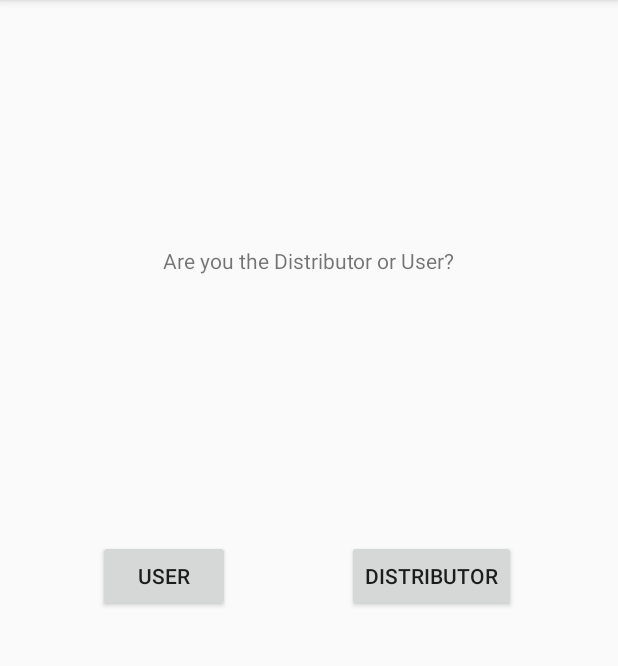
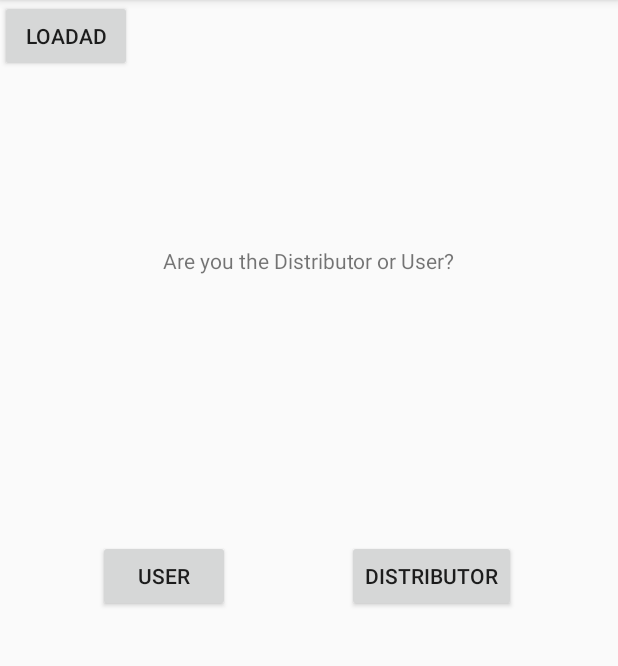
Before and after one commit to ZafarQuaere/RealWaterFly, an Android app: the screen it shows after launch (MainActivity), on a phone screen of 412 x 824 dp, the part 84-750 px from its top. Run offline under Robolectric (Android 15) with nearby library versions, the phone set to English and light mode, and no system bars; our stand-ins replace AdMob; libraries missing offline, so code that uses them is left out: com.pubnub.api; 5 statements that could not run were skipped.

Commit message:
Ads added but not working yet.

```diff
--- a/app/build.gradle
+++ b/app/build.gradle
@@ -1,6 +1,7 @@
 apply plugin: 'com.android.application'
 apply plugin: 'kotlin-android'
 apply plugin: 'kotlin-android-extensions'
+apply plugin: 'com.google.gms.google-services'
 
 android {
     compileSdkVersion 29
@@ -28,7 +29,7 @@ dependencies {
     implementation fileTree(dir: "libs", include: ["*.jar"])
     implementation "org.jetbrains.kotlin:kotlin-stdlib:$kotlin_version"
     implementation 'androidx.core:core-ktx:1.3.1'
-    implementation 'androidx.appcompat:appcompat:1.1.0'
+    implementation 'androidx.appcompat:appcompat:1.2.0'
     implementation 'androidx.constraintlayout:constraintlayout:1.1.3'
     testImplementation 'junit:junit:4.12'
     androidTestImplementation 'androidx.test.ext:junit:1.1.1'
--- a/app/src/main/java/com/zaf/waterfly/MainActivity.java
+++ b/app/src/main/java/com/zaf/waterfly/MainActivity.java
@@ -1,6 +1,7 @@
 package com.zaf.waterfly;
 
 import android.Manifest;
+import android.annotation.SuppressLint;
 import android.content.Intent;
 import android.content.pm.PackageManager;
 import android.os.Bundle;
@@ -15,21 +16,30 @@ import androidx.appcompat.app.AppCompatActivity;
 import androidx.core.app.ActivityCompat;
 import androidx.core.content.ContextCompat;
 
+import com.google.android.gms.ads.AdListener;
+import com.google.android.gms.ads.AdRequest;
+import com.google.android.gms.ads.InterstitialAd;
+import com.google.android.gms.ads.LoadAdError;
+import com.google.android.gms.ads.MobileAds;
+import com.google.android.gms.ads.initialization.InitializationStatus;
+import com.google.android.gms.ads.initialization.OnInitializationCompleteListener;
 import com.pubnub.api.PNConfiguration;
 import com.pubnub.api.PubNub;
 import com.zaf.waterfly.util.Constants;
+import com.zaf.waterfly.util.Util;
 
 public class MainActivity extends AppCompatActivity {
 
     public static PubNub pubnub; // Pubnub instance
 
     Button driverButton, passengerButton; // Buttons that redirect user to proper view
+    private InterstitialAd mInterstitialAd;
 
     @Override
     protected void onCreate(Bundle savedInstanceState) {
         super.onCreate(savedInstanceState);
         setContentView(R.layout.activity_main);
-
+        initAd();
         driverButton = (Button) findViewById(R.id.driverButton);
         passengerButton = (Button) findViewById(R.id.passengerButton);
 
@@ -50,6 +60,74 @@ public class MainActivity extends AppCompatActivity {
         });
         checkPermission();
 
+    }
+
+    private void initAd() {
+        MobileAds.initialize(this, new OnInitializationCompleteListener() {
+            @Override
+            public void onInitializationComplete(InitializationStatus initializationStatus) { }
+        });
+
+        displayInterstitialAd();
+    }
+
+    @Override
+    protected void onResume() {
+        super.onResume();
+        displayInterstitialAd();
+    }
+
+    private void displayInterstitialAd() {
+        mInterstitialAd = new InterstitialAd(this);
+        mInterstitialAd.setAdUnitId(Constants.INTERSTITIAL_AD_UNIT);
+        mInterstitialAd.loadAd(new AdRequest.Builder().build());
+        if (mInterstitialAd.isLoaded()){
+            mInterstitialAd.show();
+        } else {
+            showInterstitial();
+        }
+
+        mInterstitialAd.setAdListener(new AdListener() {
+            @Override
+            public void onAdLoaded() {
+                 Util.showToast(MainActivity.this, "onAdLoaded()");
+            }
+
+            @Override
+            public void onAdFailedToLoad(LoadAdError loadAdError) {
+                @SuppressLint("DefaultLocale") String error =
+                        String.format("domain: %s, code: %d, message: %s",
+                                loadAdError.getDomain(), loadAdError.getCode(), loadAdError.getMessage());
+                Util.DEBUG(error);
+                Util.showToast(MainActivity.this, "onAdFailedToLoad() with error: " + error);
+            }
+
+            @Override
+            public void onAdClosed() {
+//                startGame();
+            }
+        });
+
+        // Create the "retry" button, which tries to show an interstitial between game plays.
+//        retryButton = findViewById(R.id.retry_button);
+//        retryButton.setVisibility(View.INVISIBLE);
+//        retryButton.setOnClickListener(new View.OnClickListener() {
+//            @Override
+//            public void onClick(View view) {
+//                showInterstitial();
+//            }
+//        });
+
+    }
+
+    private void showInterstitial() {
+        // Show the ad if it's ready. Otherwise toast and restart the game.
+        if (mInterstitialAd != null && mInterstitialAd.isLoaded()) {
+            mInterstitialAd.show();
+        } else {
+            Util.showToast(this, "Ad did not load");
+//            startGame();
+        }
     }
 
     /*
@@ -87,13 +165,17 @@ public class MainActivity extends AppCompatActivity {
                 if (grantResults.length > 0 && grantResults[0] == PackageManager.PERMISSION_GRANTED) {
                     if (ContextCompat.checkSelfPermission(MainActivity.this,
                             Manifest.permission.ACCESS_FINE_LOCATION) == PackageManager.PERMISSION_GRANTED) {
-                        Toast.makeText(this, "Permission Granted", Toast.LENGTH_SHORT).show();
+                        Util.showToast(this, "Permission Granted");
                     }
                 } else {
-                    Toast.makeText(this, "Permission Denied", Toast.LENGTH_SHORT).show();
+                    Util.showToast(this, "Permission Denied");
                 }
                 return;
             }
         }
     }
+
+    public void loadAd(View view) {
+        displayInterstitialAd();
+    }
 }
--- a/app/src/main/java/com/zaf/waterfly/util/Constants.java
+++ b/app/src/main/java/com/zaf/waterfly/util/Constants.java
@@ -4,4 +4,6 @@ public class Constants {
     public final static String PUBNUB_PUBLISH_KEY = "pub-c-b611a96b-29f4-4c7b-a233-b85fe2c1fe39";
     public final static String PUBNUB_SUBSCRIBE_KEY = "sub-c-cefda626-cdf2-11ea-b6ae-d6b39d8ad52f";
     public final static String PUBNUB_CHANNEL_NAME = "Paniwala_location";
+
+    public final static String INTERSTITIAL_AD_UNIT = "ca-app-pub-9241944820372408/4010877172";
 }
--- a/app/src/main/java/com/zaf/waterfly/util/Util.java
+++ b/app/src/main/java/com/zaf/waterfly/util/Util.java
@@ -1,9 +1,12 @@
 package com.zaf.waterfly.util;
 
+import android.content.Context;
 import android.util.Log;
+import android.widget.Toast;
 
 public class Util {
     public static final String TAG = "PubNub>> ";
+
     public static void DEBUG(String sb) {
         //To print the log on debug mode only
 
@@ -22,4 +25,7 @@ public class Util {
             }
         }
 
+        public static void showToast(Context activity, String msg){
+            Toast.makeText(activity,msg, Toast.LENGTH_LONG).show();
+        }
 }
--- a/app/src/main/res/layout/activity_main.xml
+++ b/app/src/main/res/layout/activity_main.xml
@@ -1,5 +1,5 @@
 <?xml version="1.0" encoding="utf-8"?>
-<androidx.constraintlayout.widget.ConstraintLayout xmlns:android="http://schemas.android.com/apk/res/android"
+<LinearLayout xmlns:android="http://schemas.android.com/apk/res/android"
     xmlns:app="http://schemas.android.com/apk/res-auto"
     xmlns:tools="http://schemas.android.com/tools"
     android:layout_width="match_parent"
@@ -44,6 +44,13 @@
             android:text="User"
             tools:layout_editor_absoluteX="238dp"
             tools:layout_editor_absoluteY="231dp" />
+
+        <Button
+            android:id="@+id/loadAd"
+            android:onClick="loadAd"
+            android:layout_width="wrap_content"
+            android:layout_height="wrap_content"
+            android:text="LoadAd" />
     </RelativeLayout>
 
-</androidx.constraintlayout.widget.ConstraintLayout>
+</LinearLayout>
--- /dev/null
+++ b/app/src/main/res/values/dimens.xml
@@ -0,0 +1,5 @@
+<resources>
+    <!-- Default screen margins, per the Android Design guidelines. -->
+    <dimen name="activity_horizontal_margin">16dp</dimen>
+    <dimen name="activity_vertical_margin">16dp</dimen>
+</resources>
--- a/app/src/main/res/values/styles.xml
+++ b/app/src/main/res/values/styles.xml
@@ -7,4 +7,9 @@
         <item name="colorAccent">@color/colorAccent</item>
     </style>
 
+    <style name="AppTheme.NoActionBar">
+        <item name="windowActionBar">false</item>
+        <item name="windowNoTitle">true</item>
+    </style>
+
 </resources>
--- a/build.gradle
+++ b/build.gradle
@@ -8,6 +8,7 @@ buildscript {
     dependencies {
         classpath "com.android.tools.build:gradle:4.0.1"
         classpath "org.jetbrains.kotlin:kotlin-gradle-plugin:$kotlin_version"
+        classpath 'com.google.gms:google-services:4.3.3'
 
         // NOTE: Do not place your application dependencies here; they belong
         // in the individual module build.gradle files
```
Also changed, not shown: app/src/main/AndroidManifest.xml (+18 -1 lines), app/src/main/java/com/zaf/waterfly/DistributorActivity.java (+9 -0 lines), app/src/main/java/com/zaf/waterfly/UserActivity.java (+12 -0 lines), app/src/main/res/layout/activity_distributor.xml (+13 -3 lines), app/src/main/res/layout/activity_user.xml (+15 -2 lines), app/src/main/res/values/strings.xml (+12 -0 lines), 1 other file.
